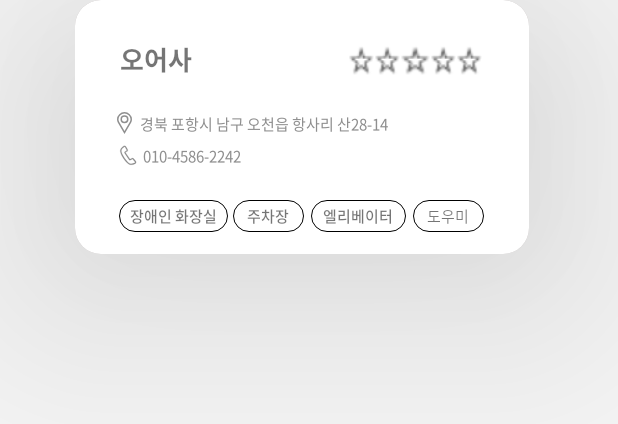
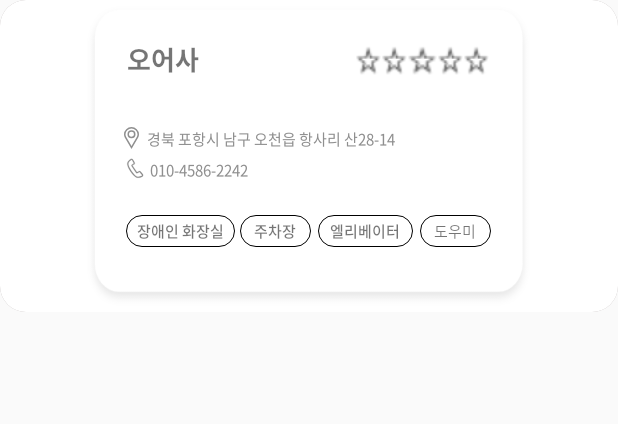
Before and after one commit to KilJaeeun/wheelwhere, an Android app: the layout location_card.xml on its own in the app's theme, with its tools: preview values and no code run, on a phone screen of 412 x 824 dp. Shown: the top 424 px of the screen. Run offline under Robolectric (Android 15) with nearby library versions, the phone set to English and light mode, and no system bars; network calls fail.

```diff
--- a/app/src/main/java/com/example/kotlin_tmap/PlaceList.kt
+++ b/app/src/main/java/com/example/kotlin_tmap/PlaceList.kt
@@ -34,12 +34,12 @@ class PlaceList : AppCompatActivity() {
         val retrofit = Retrofit.Builder().baseUrl("http://3.35.90.80")
             .addConverterFactory(GsonConverterFactory.create()).build()
         val service = retrofit.create(RetrofitService::class.java)
-/*
+
         NetworkTask(
             recycler_places,
             LayoutInflater.from(this@PlaceList),
             this@PlaceList
-        ).execute()*/
+        ).execute()
         Log.d("result!!", "service is just started. ")
         service.getDataList().enqueue(object : Callback<ArrayList<Place>> {
             override fun onFailure(call: Call<ArrayList<Place>>, t: Throwable) {
@@ -139,7 +139,7 @@ class RecyclerViewAdapter(
         holder.pnumber.setText(itemList[position].phone)
     }
 }
-/*
+
 class NetworkTask(
     val recyclerView: RecyclerView,
     val inflater: LayoutInflater,
@@ -220,4 +220,4 @@ class PersonAdapter(
         holder.address.setText(personList.get(position).address.toString() ?: "")
         holder.number.setText("11111")
     }
-}*/
+}
--- a/app/src/main/res/layout/location_card.xml
+++ b/app/src/main/res/layout/location_card.xml
@@ -1,21 +1,24 @@
 <?xml version="1.0" encoding="utf-8"?>
 <LinearLayout xmlns:android="http://schemas.android.com/apk/res/android"
-    android:layout_width="302.4dp"
-    android:layout_height="169.36dp"
-    android:layout_marginLeft="50dp"
+    android:layout_width="match_parent"
+    android:layout_height="wrap_content"
+    android:gravity="center"
     android:layout_marginBottom="19.64dp"
     android:background="@drawable/border"
-    android:elevation="122dp">
+   >
     <!-- marginLeft ???? -->
 
     <LinearLayout
+        android:layout_gravity="center"
+        android:background="@drawable/location_back"
         android:layout_width="302.4dp"
-        android:layout_height="169.36dp"
+        android:layout_height="208dp"
         android:orientation="vertical">
 
         <LinearLayout
             android:layout_width="match_parent"
             android:layout_height="wrap_content"
+            android:layout_marginBottom="10dp"
             android:orientation="horizontal">
 
             <TextView
@@ -76,7 +79,7 @@
 
             <LinearLayout
                 android:layout_width="match_parent"
-                android:layout_height="wrap_content"
+                android:layout_height="14.85dp"
                 android:layout_marginBottom="6.09dp"
                 android:gravity="center_vertical"
                 android:orientation="horizontal">
@@ -102,7 +105,7 @@
 
             <LinearLayout
                 android:layout_width="match_parent"
-                android:layout_height="wrap_content"
+                android:layout_height="14dp"
                 android:gravity="center_vertical"
                 android:orientation="horizontal">
 
@@ -130,9 +133,9 @@
 
         <LinearLayout
             android:layout_width="match_parent"
-            android:layout_height="wrap_content"
+            android:layout_height="25dp"
             android:layout_marginLeft="29.02dp"
-            android:layout_marginTop="22.09dp"
+            android:layout_marginTop="22dp"
             android:gravity="center_vertical"
             android:orientation="horizontal">
 
```
Also changed, not shown: app/src/main/res/drawable/location_back.png (added).
